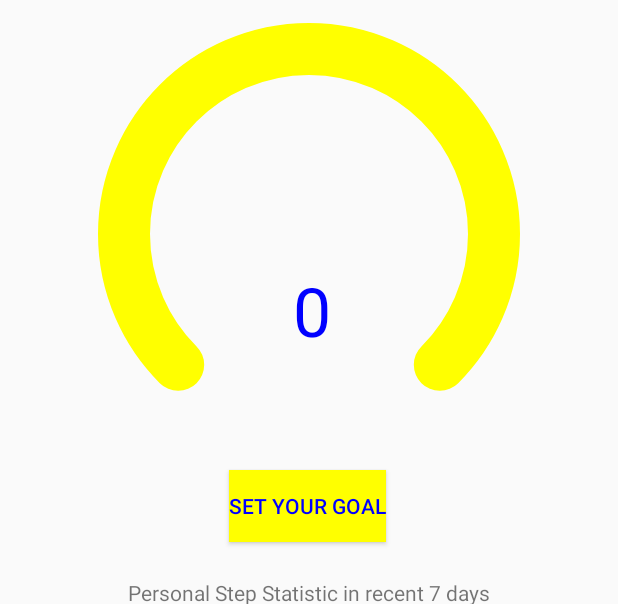
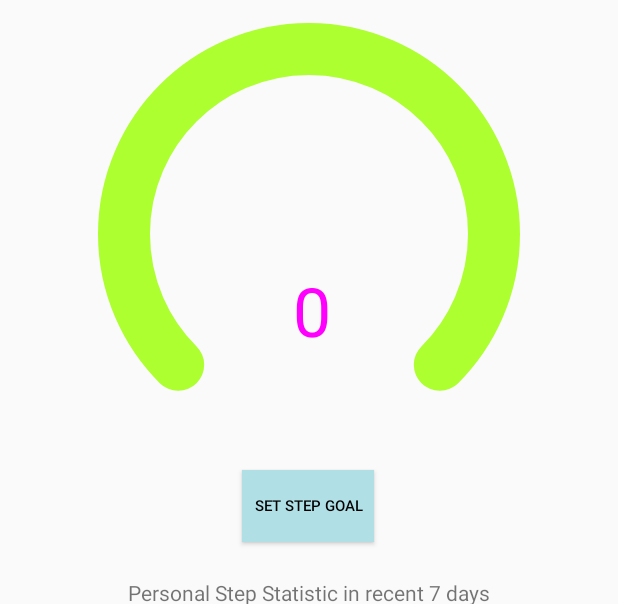
Before and after one commit to BohanShi/keystone_try, an Android app: the layout fragment_home.xml on its own in the app's theme, with its tools: preview values and no code run, on a phone screen of 412 x 824 dp, the part 76-680 px from its top. Run offline under Robolectric (Android 15) with nearby library versions, the phone set to English and light mode, and no system bars; plain views replace LineChart.

Commit message:
little bit color changed

```diff
--- a/app/src/main/java/com/example/keystone_try/ui/home/HomeFragment.java
+++ b/app/src/main/java/com/example/keystone_try/ui/home/HomeFragment.java
@@ -59,12 +59,11 @@ public class HomeFragment extends Fragment {
         lineChart.animateXY(1000,1000);
         lineChart.getDescription().setEnabled(false);
 
+        //add real machine notification
         TextView tv = new TextView(getContext());
         tv.setPadding(35,0,25,0);
         tv.setText("For the better experience, we Strong Advise you to test this App on real machine");
-
-
-            int highScore = SPHelper.getInt(getContext(), "HighScore");
+        int highScore = SPHelper.getInt(getContext(), "HighScore");
         if (highScore <1 ){
             new AlertDialog.Builder(getContext()).setTitle("Friendly notice")
                     .setView(tv)
@@ -117,7 +116,7 @@ public class HomeFragment extends Fragment {
                 stepView.setGoalStep(Integer.parseInt(SPHelper.getString(getContext(), "planWalk_QTY")));
             }
         } catch (Exception e) {
-            SPHelper.putString(getContext(),"planWalk_QTY", "200");
+            SPHelper.putString(getContext(),"planWalk_QTY", "2000");
             e.printStackTrace();
         }
         //====
--- a/app/src/main/res/drawable/button_drawable.xml
+++ b/app/src/main/res/drawable/button_drawable.xml
@@ -12,6 +12,6 @@
         android:right="63dp"
         android:top="12dp"
         />
-    <!--设置边框线的宽度和颜色-->
+    <!--Sets the width and color of the border line-->
 
 </shape>
--- a/app/src/main/res/layout/fragment_home.xml
+++ b/app/src/main/res/layout/fragment_home.xml
@@ -47,10 +47,10 @@
         android:layout_width="0dp"
         android:layout_height="0dp"
         android:layout_marginHorizontal="65dp"
-        app:back_color="@color/yellow"
+        app:back_color="@color/greenyellow"
         app:border_width="35dp"
-        app:cover_color="@color/blue"
-        app:font_color="@color/blue"
+        app:cover_color="@color/fuchsia"
+        app:font_color="@color/fuchsia"
         app:font_size="45dp"
         app:layout_constraintBottom_toTopOf="@+id/guideline26"
         app:layout_constraintEnd_toEndOf="parent"
@@ -64,8 +64,10 @@
         android:layout_width="wrap_content"
         android:layout_height="wrap_content"
         android:layout_gravity="center"
-        android:text="set your goal"
+        android:text="set step goal"
+        android:textSize="10dp"
         style="@style/button_blue_style"
+
         app:layout_constraintBottom_toTopOf="@+id/guideline26"
         app:layout_constraintEnd_toStartOf="@+id/guideline24"
         app:layout_constraintHorizontal_bias="0.497"
--- a/app/src/main/res/values/colors.xml
+++ b/app/src/main/res/values/colors.xml
@@ -1,6 +1,6 @@
 <?xml version="1.0" encoding="utf-8"?>
 <resources>
-    <color name="colorPrimary">#6200EE</color>
+    <color name="colorPrimary">#B8860B</color>
     <color name="colorPrimaryDark">#3700B3</color>
     <color name="colorAccent">#03DAC5</color>
 
--- a/app/src/main/res/values/styles.xml
+++ b/app/src/main/res/values/styles.xml
@@ -17,8 +17,8 @@
     </style>
 
     <style name="button_blue_style">
-        <item name="android:textColor">@color/blue</item>
-        <item name="android:background">@color/yellow</item>
+        <item name="android:textColor">@color/black</item>
+        <item name="android:background">@color/powderblue</item>
     </style>
 
 </resources>
```
